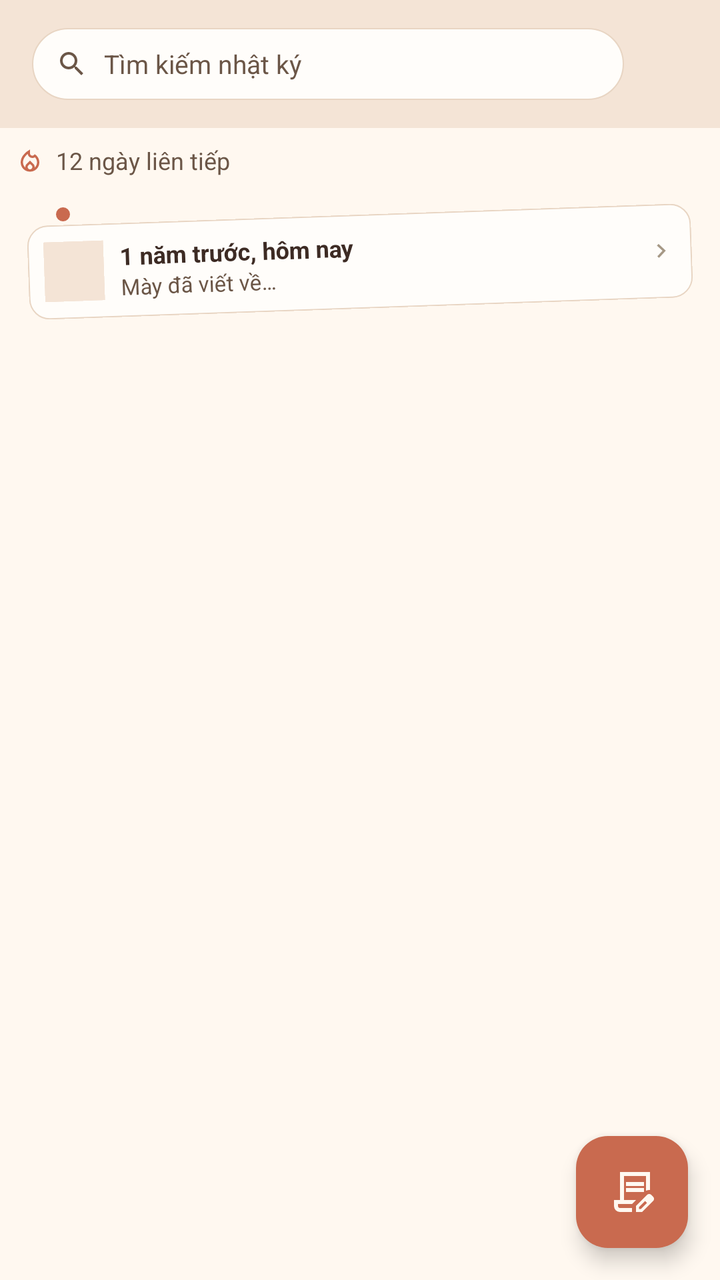
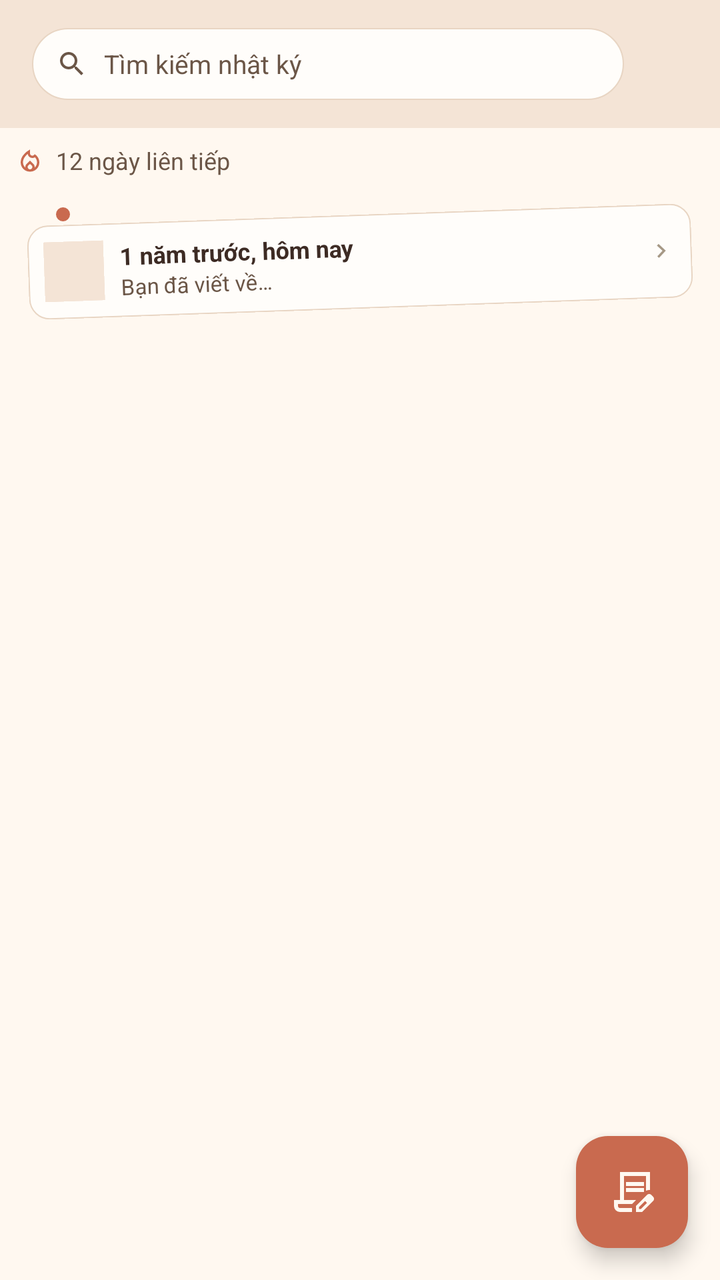

The first picture is an Android layout as it rendered before a commit; the second is the same layout after the commit. The layout source and the unified diff follow.
<!-- AndroidManifest.xml: application theme Theme.Personal_Diary -->
<!-- res/layout/fragment_home.xml -->
<?xml version="1.0" encoding="utf-8"?>
<androidx.constraintlayout.widget.ConstraintLayout xmlns:android="http://schemas.android.com/apk/res/android"
    xmlns:app="http://schemas.android.com/apk/res-auto"
    xmlns:tools="http://schemas.android.com/tools"
    android:layout_width="match_parent"
    android:layout_height="match_parent"
    android:background="@color/bg_main">

    <com.google.android.material.appbar.MaterialToolbar
        android:id="@+id/toolbar"
        android:layout_width="0dp"
        android:layout_height="?attr/actionBarSize"
        android:background="@color/bg_secondary"
        app:layout_constraintTop_toTopOf="parent"
        app:layout_constraintStart_toStartOf="parent"
        app:layout_constraintEnd_toEndOf="parent">

        
        <LinearLayout
            android:layout_width="match_parent"
            android:layout_height="36dp"
            android:layout_marginStart="8dp"
            android:layout_marginEnd="48dp"
            android:background="@drawable/bg_search_field"
            android:gravity="center_vertical"
            android:orientation="horizontal"
            android:paddingStart="12dp"
            android:paddingEnd="12dp">

            <ImageView
                android:layout_width="16dp"
                android:layout_height="16dp"
                android:contentDescription="@string/cd_search"
                android:src="@drawable/ic_search"
                app:tint="@color/text_secondary" />

            <EditText
                android:id="@+id/edit_search"
                android:layout_width="0dp"
                android:layout_height="wrap_content"
                android:layout_marginStart="8dp"
                android:layout_weight="1"
                android:background="@null"
                android:hint="@string/hint_search"
                android:imeOptions="actionSearch"
                android:inputType="text"
                android:maxLines="1"
                android:textColor="@color/text_primary"
                android:textColorHint="@color/text_secondary"
                android:textSize="13sp" />

        </LinearLayout>

        

    </com.google.android.material.appbar.MaterialToolbar>

    
    <LinearLayout
        android:id="@+id/streak_row"
        android:layout_width="0dp"
        android:layout_height="wrap_content"
        android:gravity="center_vertical"
        android:orientation="horizontal"
        android:padding="8dp"
        app:layout_constraintTop_toBottomOf="@id/toolbar"
        app:layout_constraintStart_toStartOf="parent"
        app:layout_constraintEnd_toEndOf="parent">

        <ImageView
            android:layout_width="14dp"
            android:layout_height="14dp"
            android:contentDescription="@string/cd_streak"
            android:src="@drawable/ic_flame"
            app:tint="@color/accent_terracotta" />

        <TextView
            android:id="@+id/text_streak"
            android:layout_width="wrap_content"
            android:layout_height="wrap_content"
            android:layout_marginStart="6dp"
            android:text="@string/streak_placeholder"
            android:textColor="@color/text_secondary"
            android:textSize="12sp" />

    </LinearLayout>

    <View
        android:id="@+id/streak_dashed_line"
        android:layout_width="0dp"
        android:layout_height="1dp"
        android:layerType="software"
        android:background="@drawable/bg_streak_dashed"
        app:layout_constraintTop_toBottomOf="@id/streak_row"
        app:layout_constraintStart_toStartOf="parent"
        app:layout_constraintEnd_toEndOf="parent" />

    
    <View
        android:id="@+id/banner_pin"
        android:layout_width="7dp"
        android:layout_height="7dp"
        android:background="@drawable/bg_pin_dot"
        app:layout_constraintTop_toTopOf="@id/banner_on_this_day"
        app:layout_constraintStart_toStartOf="@id/banner_on_this_day"
        android:layout_marginTop="-4dp"
        android:layout_marginStart="14dp" />

    <LinearLayout
        android:id="@+id/banner_on_this_day"
        android:layout_width="0dp"
        android:layout_height="wrap_content"
        android:layout_marginStart="14dp"
        android:layout_marginTop="10dp"
        android:layout_marginEnd="14dp"
        android:background="@drawable/bg_card_entry"
        android:gravity="center_vertical"
        android:orientation="horizontal"
        android:padding="8dp"
        android:rotation="-2"
        app:layout_constraintTop_toBottomOf="@id/streak_dashed_line"
        app:layout_constraintStart_toStartOf="parent"
        app:layout_constraintEnd_toEndOf="parent">

        <ImageView
            android:id="@+id/banner_thumb"
            android:layout_width="30dp"
            android:layout_height="30dp"
            android:background="@color/bg_secondary"
            android:contentDescription="@string/cd_banner_thumb"
            android:scaleType="centerCrop" />

        <LinearLayout
            android:layout_width="0dp"
            android:layout_height="wrap_content"
            android:layout_marginStart="8dp"
            android:layout_weight="1"
            android:orientation="vertical">

            <TextView
                android:layout_width="wrap_content"
                android:layout_height="wrap_content"
                android:text="@string/banner_title"
                android:textColor="@color/text_primary"
                android:textSize="12sp"
                android:textStyle="bold" />

            <TextView
                android:id="@+id/banner_excerpt"
                android:layout_width="wrap_content"
                android:layout_height="wrap_content"
                android:text="@string/banner_placeholder"
                android:textColor="@color/text_secondary"
                android:textSize="11sp" />

        </LinearLayout>

        <ImageView
            android:layout_width="14dp"
            android:layout_height="14dp"
            android:contentDescription="@string/cd_open"
            android:src="@drawable/ic_chevron_right"
            app:tint="@color/nav_inactive" />

    </LinearLayout>

    <androidx.recyclerview.widget.RecyclerView
        android:id="@+id/recycler_diary"
        android:layout_width="0dp"
        android:layout_height="0dp"
        android:layout_marginTop="8dp"
        android:clipToPadding="false"
        android:paddingStart="14dp"
        android:paddingEnd="14dp"
        android:paddingBottom="80dp"
        app:layoutManager="androidx.recyclerview.widget.LinearLayoutManager"
        app:layout_constraintTop_toBottomOf="@id/banner_on_this_day"
        app:layout_constraintStart_toStartOf="parent"
        app:layout_constraintEnd_toEndOf="parent"
        app:layout_constraintBottom_toBottomOf="parent"
        tools:listitem="@layout/item_diary_entry" />

    <com.google.android.material.floatingactionbutton.FloatingActionButton
        android:id="@+id/fab_add_entry"
        android:layout_width="wrap_content"
        android:layout_height="wrap_content"
        android:layout_marginEnd="16dp"
        android:layout_marginBottom="16dp"
        android:contentDescription="@string/cd_add_entry"
        android:src="@drawable/ic_pencil"
        app:backgroundTint="@color/accent_terracotta"
        app:tint="@color/on_accent"
        app:layout_constraintBottom_toBottomOf="parent"
        app:layout_constraintEnd_toEndOf="parent" />

</androidx.constraintlayout.widget.ConstraintLayout>
<!-- res/layout/item_diary_entry.xml (included above) -->
<?xml version="1.0" encoding="utf-8"?>
<androidx.constraintlayout.widget.ConstraintLayout xmlns:android="http://schemas.android.com/apk/res/android"
    xmlns:app="http://schemas.android.com/apk/res-auto"
    android:layout_width="match_parent"
    android:layout_height="wrap_content"
    android:layout_marginBottom="8dp"
    android:background="@drawable/bg_card_entry"
    android:padding="9dp">

    
    <ImageView
        android:id="@+id/fold_corner"
        android:layout_width="14dp"
        android:layout_height="14dp"
        android:layout_marginTop="-9dp"
        android:layout_marginEnd="-9dp"
        android:contentDescription="@null"
        android:src="@drawable/ic_fold_corner"
        app:layout_constraintEnd_toEndOf="parent"
        app:layout_constraintTop_toTopOf="parent" />

    <ImageView
        android:id="@+id/thumb"
        android:layout_width="42dp"
        android:layout_height="42dp"
        android:background="@color/bg_secondary"
        android:contentDescription="@string/cd_entry_thumb"
        android:scaleType="centerCrop"
        app:layout_constraintStart_toStartOf="parent"
        app:layout_constraintTop_toTopOf="parent" />

    
    <TextView
        android:id="@+id/badge_photo_count"
        android:layout_width="wrap_content"
        android:layout_height="wrap_content"
        android:layout_marginStart="-4dp"
        android:layout_marginTop="-4dp"
        android:background="@color/badge_dark"
        android:paddingStart="4dp"
        android:paddingTop="1dp"
        android:paddingEnd="4dp"
        android:paddingBottom="1dp"
        android:text="@string/photo_count_placeholder"
        android:textColor="@color/on_accent"
        android:textSize="8sp"
        app:layout_constraintStart_toStartOf="@id/thumb"
        app:layout_constraintTop_toTopOf="@id/thumb" />

    
    <ImageView
        android:id="@+id/badge_mood"
        android:layout_width="16dp"
        android:layout_height="16dp"
        android:layout_marginEnd="-4dp"
        android:layout_marginBottom="-4dp"
        android:background="@drawable/bg_mood_circle"
        android:contentDescription="@string/cd_mood"
        android:padding="2dp"
        android:src="@drawable/ic_mood_smile"
        app:tint="@color/accent_terracotta"
        app:layout_constraintBottom_toBottomOf="@id/thumb"
        app:layout_constraintEnd_toEndOf="@id/thumb" />

    <TextView
        android:id="@+id/text_excerpt"
        android:layout_width="0dp"
        android:layout_height="wrap_content"
        android:layout_marginStart="10dp"
        android:layout_marginEnd="18dp"
        android:ellipsize="end"
        android:maxLines="2"
        android:text="@string/entry_excerpt_placeholder"
        android:textColor="@color/text_primary"
        android:textSize="13sp"
        app:layout_constraintStart_toEndOf="@id/thumb"
        app:layout_constraintEnd_toEndOf="parent"
        app:layout_constraintTop_toTopOf="@id/thumb" />

    
    <LinearLayout
        android:id="@+id/tags_container"
        android:layout_width="0dp"
        android:layout_height="wrap_content"
        android:layout_marginStart="10dp"
        android:layout_marginTop="4dp"
        android:orientation="horizontal"
        app:layout_constraintStart_toEndOf="@id/thumb"
        app:layout_constraintTop_toBottomOf="@id/text_excerpt" />

    <TextView
        android:id="@+id/text_date"
        android:layout_width="wrap_content"
        android:layout_height="wrap_content"
        android:text="@string/entry_date_placeholder"
        android:textColor="@color/nav_inactive"
        android:textSize="10sp"
        app:layout_constraintBottom_toBottomOf="parent"
        app:layout_constraintEnd_toEndOf="parent" />

</androidx.constraintlayout.widget.ConstraintLayout>
<!-- resources referenced by this layout -->
<resources>
  <color name="accent_terracotta">#C96A4F</color>
  <color name="badge_dark">#3D2B24</color>
  <color name="bg_main">#FFF8F0</color>
  <color name="bg_secondary">#F4E4D6</color>
  <color name="nav_inactive">#A69885</color>
  <color name="on_accent">#FFF8F0</color>
  <color name="text_primary">#3D2B24</color>
  <color name="text_secondary">#6B5647</color>
  <!-- drawable bg_card_entry (drawable) -->
  <?xml version="1.0" encoding="utf-8"?>
  <shape xmlns:android="http://schemas.android.com/apk/res/android"
      android:shape="rectangle">
  
      <solid android:color="@color/card_bg" />
  
      <corners android:radius="10dp" />
  
      <stroke
          android:width="0.5dp"
          android:color="@color/border_soft" />
  
  </shape>
  <!-- drawable bg_mood_circle (drawable) -->
  <?xml version="1.0" encoding="utf-8"?>
  <shape xmlns:android="http://schemas.android.com/apk/res/android"
      android:shape="oval">
  
      <solid android:color="@color/card_bg" />
  
      <stroke
          android:width="0.5dp"
          android:color="@color/border_soft" />
  
  </shape>
  <!-- drawable bg_pin_dot (drawable) -->
  <?xml version="1.0" encoding="utf-8"?>
  <shape xmlns:android="http://schemas.android.com/apk/res/android"
      android:shape="oval">
  
      <solid android:color="@color/accent_terracotta" />
  
  </shape>
  <!-- drawable bg_search_field (drawable) -->
  <?xml version="1.0" encoding="utf-8"?>
  <shape xmlns:android="http://schemas.android.com/apk/res/android"
      android:shape="rectangle">
  
      <solid android:color="@color/card_bg" />
  
      <corners android:radius="18dp" />
  
      <stroke
          android:width="0.5dp"
          android:color="@color/border_soft" />
  
  </shape>
  <!-- drawable bg_streak_dashed (drawable) -->
  <?xml version="1.0" encoding="utf-8"?>
  <shape xmlns:android="http://schemas.android.com/apk/res/android"
      android:shape="rectangle">
  
      <stroke
          android:width="1dp"
          android:color="@color/border_dashed"
          android:dashWidth="4dp"
          android:dashGap="3dp" />
  
  </shape>
  <!-- drawable ic_chevron_right (drawable) -->
  <vector xmlns:android="http://schemas.android.com/apk/res/android" android:autoMirrored="true" android:height="24dp" android:tint="#000000" android:viewportHeight="960" android:viewportWidth="960" android:width="24dp">
        
      <path android:fillColor="@android:color/white" android:pathData="M504,480L320,296L376,240L616,480L376,720L320,664L504,480Z"/>
      
  </vector>
  <!-- drawable ic_fold_corner (drawable) -->
  <?xml version="1.0" encoding="utf-8"?>
  <vector xmlns:android="http://schemas.android.com/apk/res/android"
      android:width="14dp"
      android:height="14dp"
      android:viewportWidth="14"
      android:viewportHeight="14">
  
      
      <path
          android:fillColor="@color/fold_corner"
          android:pathData="M14,0 L14,14 L0,0 Z" />
  
  </vector>
  <string name="banner_placeholder">Mày đã viết về…</string>
  <string name="banner_title">1 năm trước, hôm nay</string>
  <string name="cd_add_entry">Thêm bài nhật ký mới</string>
  <string name="cd_banner_thumb">Ảnh minh hoạ bài viết năm trước</string>
  <string name="cd_entry_thumb">Ảnh minh hoạ bài viết</string>
  <string name="cd_mood">Tâm trạng khi viết bài</string>
  <string name="cd_open">Mở xem bài viết cũ</string>
  <string name="cd_search">Biểu tượng tìm kiếm</string>
  <string name="cd_streak">Biểu tượng streak</string>
  <string name="entry_date_placeholder">20/08</string>
  <string name="entry_excerpt_placeholder">Đoạn trích nội dung bài viết hiển thị ở đây…</string>
  <string name="hint_search">Tìm kiếm nhật ký</string>
  <string name="photo_count_placeholder">+3</string>
  <string name="streak_placeholder">12 ngày liên tiếp</string>
  <style name="Theme.Personal_Diary" parent="Base.Theme.Personal_Diary" />
  <color name="card_bg">#FFFDFA</color>
  <color name="border_soft">#E8D5C3</color>
  <color name="border_dashed">#DCC3AC</color>
  <color name="fold_corner">#F0DCC8</color>
  <!-- unchanged entries left out for length: 5 -->
</resources>

<!-- the commit's change to res/layout/fragment_home.xml (unified diff, before → after) -->
@@ -138,6 +138,7 @@
             android:orientation="vertical">
 
             <TextView
+                android:id="@+id/banner_title"
                 android:layout_width="wrap_content"
                 android:layout_height="wrap_content"
                 android:text="@string/banner_title"
<!-- resource entries referenced after the edit -->
@@ -88,7 +88,7 @@
           android:pathData="M14,0 L14,14 L0,0 Z" />
   
   </vector>
-  <string name="banner_placeholder">Mày đã viết về…</string>
+  <string name="banner_placeholder">Bạn đã viết về…</string>
   <string name="banner_title">1 năm trước, hôm nay</string>
   <string name="cd_add_entry">Thêm bài nhật ký mới</string>
   <string name="cd_banner_thumb">Ảnh minh hoạ bài viết năm trước</string>
